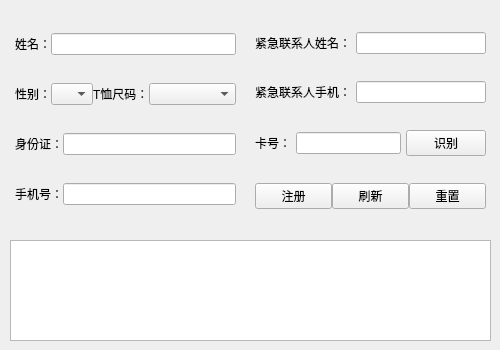
Above: CrossroadGradeManageSystem/pages/checkin/checkin.ui from JyamlamLaiHust/MotorcrossManagementSystem before the change. Below: the same form after it.
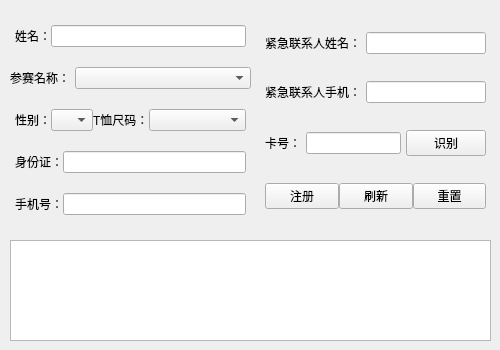
That is the form after the change.

```diff
--- a/CrossroadGradeManageSystem/pages/checkin/checkin.ui
+++ b/CrossroadGradeManageSystem/pages/checkin/checkin.ui
@@ -34,7 +34,7 @@
     <rect>
      <x>10</x>
      <y>10</y>
-     <width>231</width>
+     <width>241</width>
      <height>221</height>
     </rect>
    </property>
@@ -65,6 +65,32 @@
       </item>
      </layout>
     </item>
+    <item>
+     <layout class="QHBoxLayout" name="horizontalLayout_9">
+      <item>
+       <widget class="QLabel" name="eventName_label">
+        <property name="text">
+         <string>参赛名称：</string>
+        </property>
+       </widget>
+      </item>
+      <item>
+       <widget class="QComboBox" name="eventName_comboBox">
+        <property name="sizePolicy">
+         <sizepolicy hsizetype="Preferred" vsizetype="Fixed">
+          <horstretch>1</horstretch>
+          <verstretch>0</verstretch>
+         </sizepolicy>
+        </property>
+        <item>
+         <property name="text">
+          <string/>
+         </property>
+        </item>
+       </widget>
+      </item>
+     </layout>
+    </item>
     <item>
      <layout class="QHBoxLayout" name="horizontalLayout_8">
       <property name="spacing">
@@ -118,7 +144,7 @@
        <widget class="QLabel" name="sizeTshirt_label">
         <property name="sizePolicy">
          <sizepolicy hsizetype="Preferred" vsizetype="Preferred">
-          <horstretch>1</horstretch>
+          <horstretch>0</horstretch>
           <verstretch>0</verstretch>
          </sizepolicy>
         </property>
@@ -220,9 +246,9 @@
   <widget class="QWidget" name="verticalLayoutWidget_3">
    <property name="geometry">
     <rect>
-     <x>250</x>
+     <x>260</x>
      <y>10</y>
-     <width>241</width>
+     <width>231</width>
      <height>221</height>
     </rect>
    </property>
```
Left out of the diff: 25 changed lines with no effect on the pictures.
